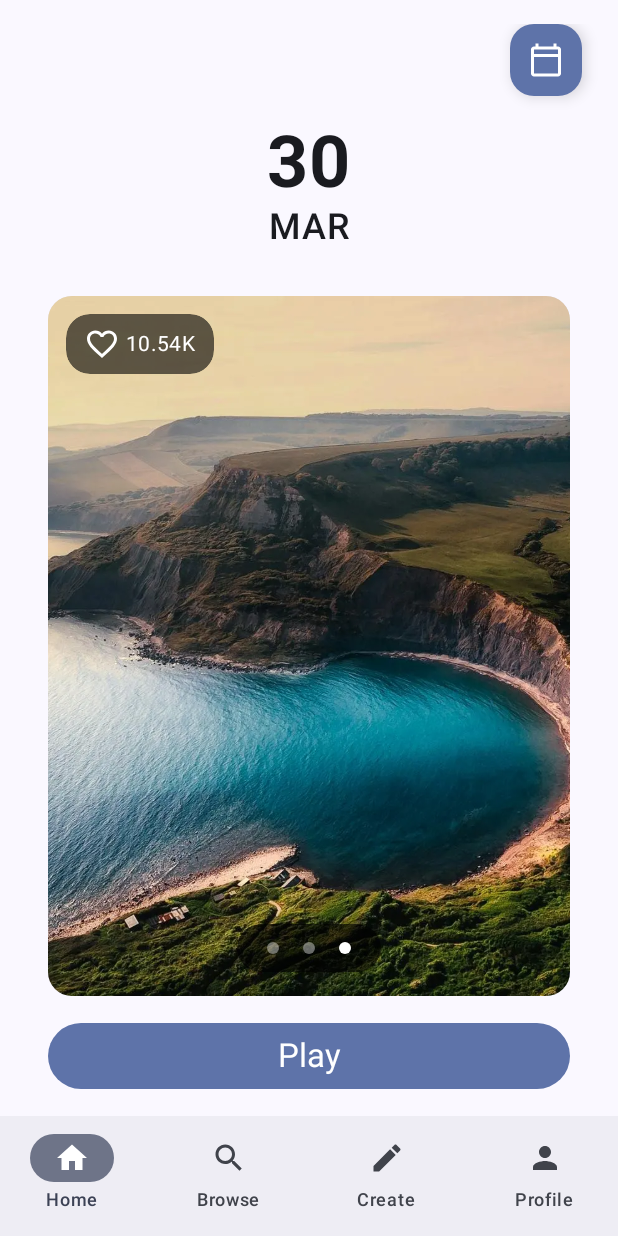
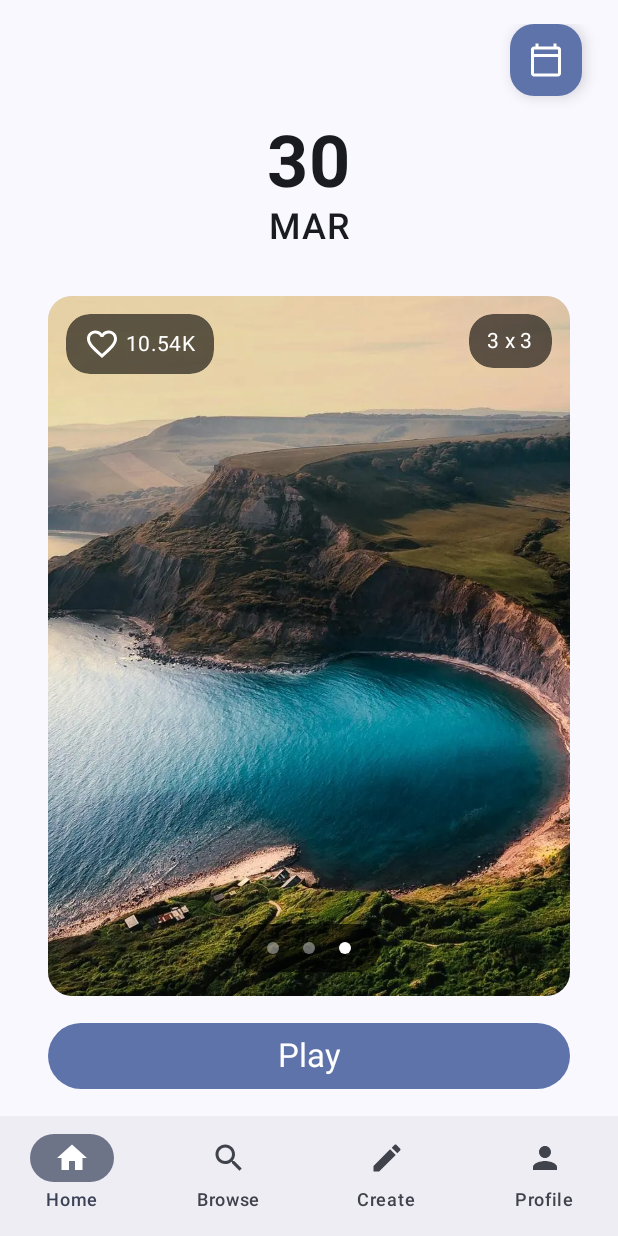
Before and after one commit to ShinKev/puzzlepals, an Android app built with Jetpack Compose: the screen it shows after launch (MainActivity), on a phone screen of 412 x 824 dp. Run offline under Robolectric (Android 15) with nearby library versions, the phone set to English and light mode, and no system bars; our stand-ins replace Dagger/Hilt's generated code; pictures from the network do not load.

Commit message:
feat: add dimensions on the ImageCarousel too

```diff
--- /dev/null
+++ b/presentation/src/main/java/com/freelancekc/puzzlepals/presentation/components/DimensionsText.kt
@@ -0,0 +1,41 @@
+package com.freelancekc.puzzlepals.presentation.components
+
+import androidx.compose.foundation.layout.padding
+import androidx.compose.foundation.shape.RoundedCornerShape
+import androidx.compose.material3.MaterialTheme
+import androidx.compose.material3.Surface
+import androidx.compose.material3.Text
+import androidx.compose.runtime.Composable
+import androidx.compose.ui.Modifier
+import androidx.compose.ui.draw.clip
+import androidx.compose.ui.graphics.Color
+import androidx.compose.ui.tooling.preview.Preview
+import androidx.compose.ui.unit.dp
+
+@Composable
+fun DimensionsText(
+    rows: Int,
+    columns: Int,
+    modifier: Modifier = Modifier
+) {
+    Surface(
+        modifier = modifier.clip(RoundedCornerShape(16.dp)),
+        color = Color.Black.copy(alpha = 0.6f),
+        shape = RoundedCornerShape(16.dp)
+    ) {
+        Text(
+            text = "$rows x $columns",
+            style = MaterialTheme.typography.bodyMedium,
+            color = Color.White,
+            modifier = Modifier.padding(horizontal = 12.dp, vertical = 8.dp)
+        )
+    }
+}
+
+@Preview(showBackground = true)
+@Composable
+fun DimensionsTextPreview() {
+    MaterialTheme {
+        DimensionsText(rows = 3, columns = 4)
+    }
+}
--- a/presentation/src/main/java/com/freelancekc/puzzlepals/presentation/components/ImageCarousel.kt
+++ b/presentation/src/main/java/com/freelancekc/puzzlepals/presentation/components/ImageCarousel.kt
@@ -123,6 +123,14 @@ private fun BoxScope.PuzzlePager(
                     isLiked = puzzles[page].isLiked,
                     onLikeClick = { onLikeClick(puzzles[page].id) }
                 )
+
+                DimensionsText(
+                    rows = puzzles[page].rows,
+                    columns = puzzles[page].columns,
+                    modifier = Modifier
+                        .align(alignment = Alignment.TopEnd)
+                        .padding(12.dp)
+                )
             }
         }
     }
```
Also changed, not shown: presentation/src/main/java/com/freelancekc/puzzlepals/presentation/components/PuzzleCard.kt (+1 -21 lines).
